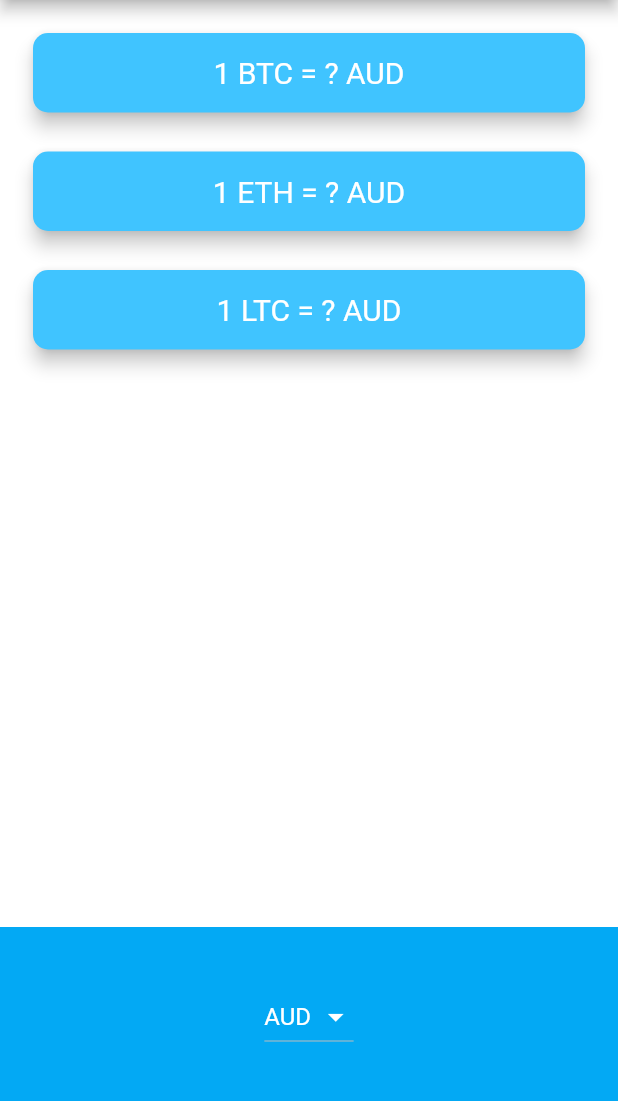
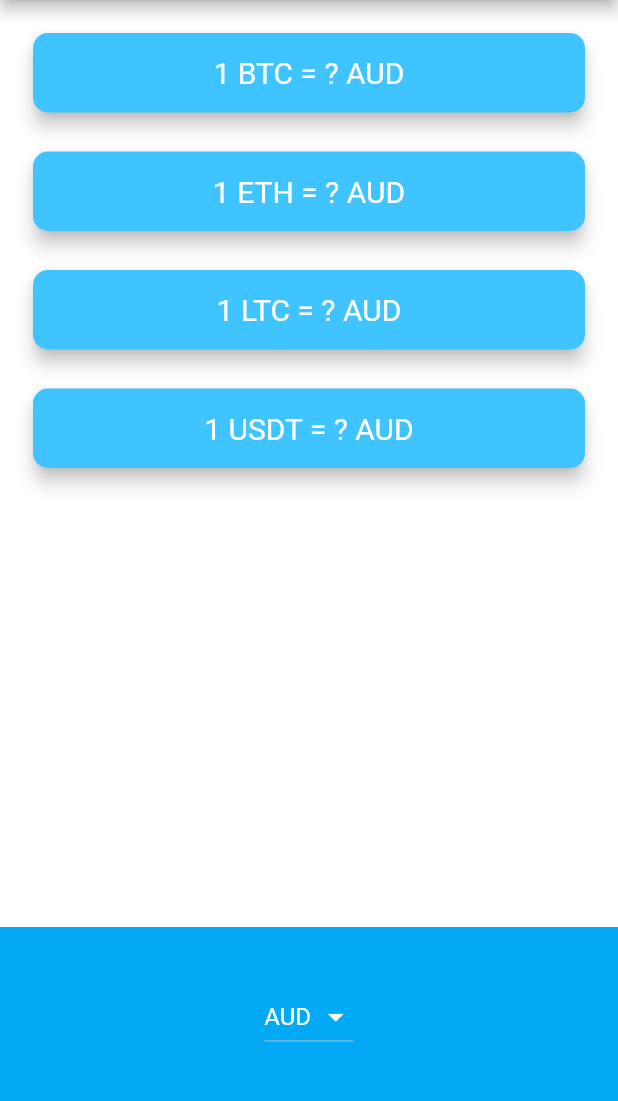
Before and after one commit to Itanik/bitcoin-ticker-flutter, a Flutter app: the screen it shows after launch, on a phone screen of 412 x 824 dp, the part 84-1185 px from its top. Run offline on Flutter 3.47's test engine with Material 2 defaults, Android fonts, the phone set to English and light mode, and no system bars; network calls fail.

Commit message:
Add USDT currency

```diff
--- a/lib/data/coin_data.dart
+++ b/lib/data/coin_data.dart
@@ -26,6 +26,7 @@ const List<String> cryptoList = [
   'BTC',
   'ETH',
   'LTC',
+  'USDT',
 ];
 
 class CoinData {}
```
